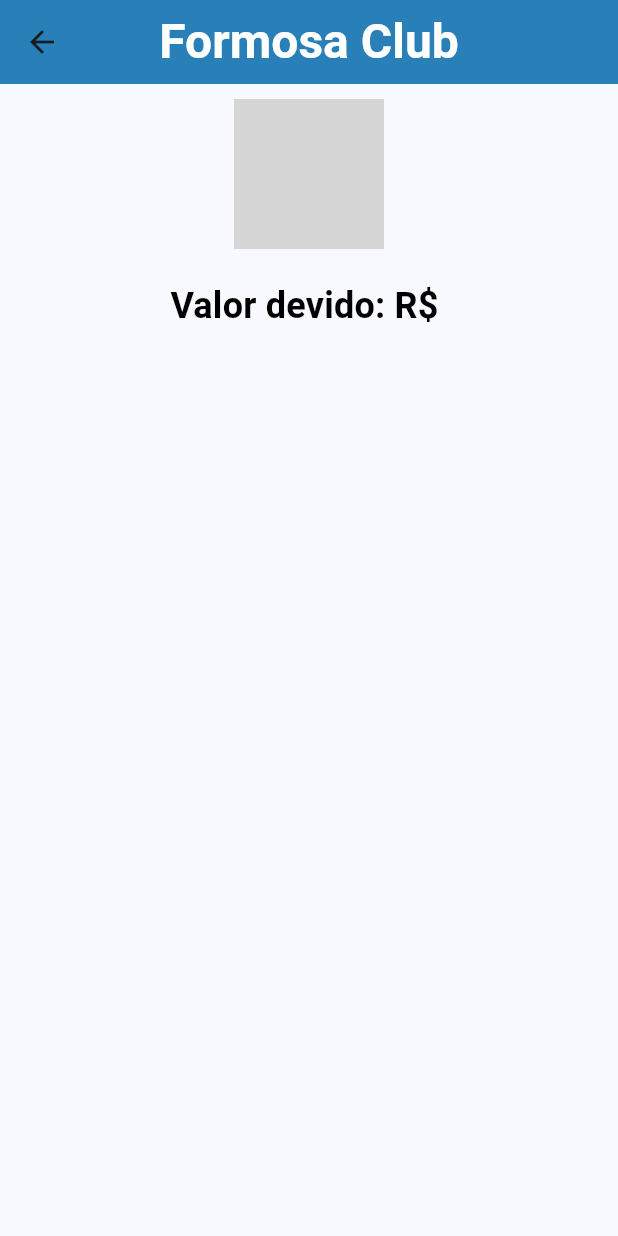
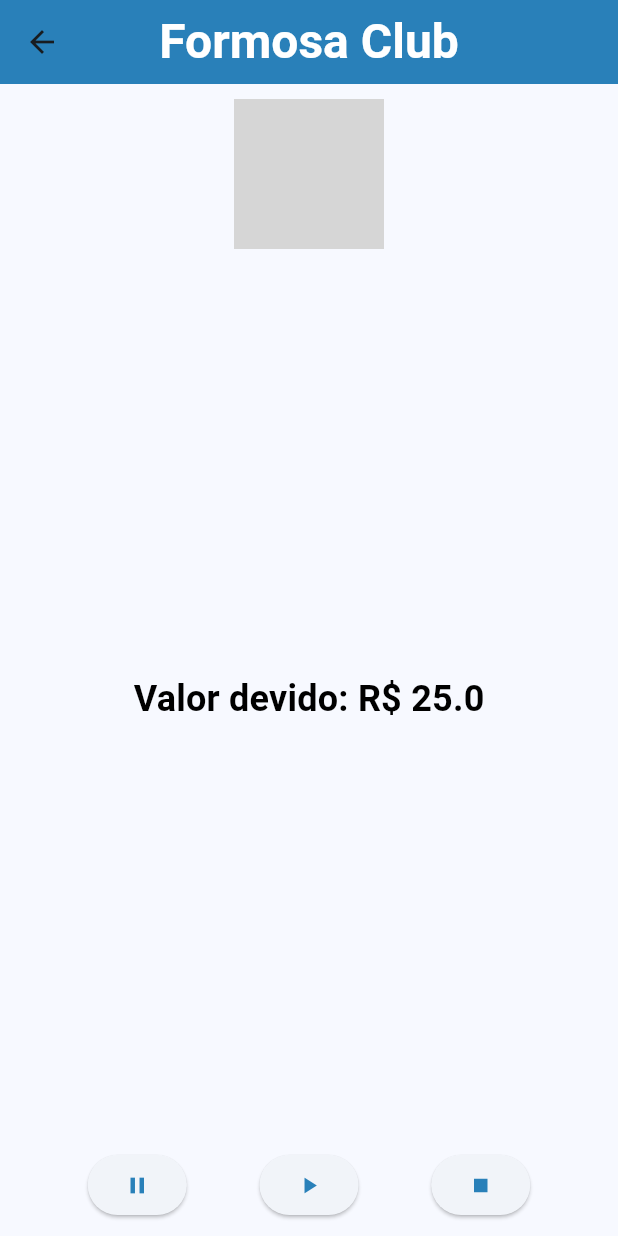
Before and after one commit to Danatorr/FormosaClub, a Flutter app: the EquipmentTimeCardDetailScreen screen opened directly with empty values, on a phone screen of 412 x 824 dp. Run offline on Flutter 3.47's test engine with Material 3 defaults, Android fonts, the phone set to English and light mode, and no system bars; our stand-ins replace circular_countdown_timer, flutter_local_notifications; missing offline and left inert: dart:ffi; grey boxes are pictures that could not be loaded.

Commit message:
Adição tela de exibição semi funcional

```diff
--- a/lib/screens/addNewEquipmentTimeCardScreen.dart
+++ b/lib/screens/addNewEquipmentTimeCardScreen.dart
@@ -27,7 +27,7 @@ class _AddNewEquipmentTimeCardScreenState
       ),
       body: Center(
           child: ListView(
-        children: const [
+        children: [
           EquipmentTimeCard(
             image: 'assets/images/jetski.jpg',
             name: 'Jet-Ski',
--- a/lib/screens/equipment_time_card_details_screen.dart
+++ b/lib/screens/equipment_time_card_details_screen.dart
@@ -25,23 +25,43 @@ class _EquipmentTimeCardDetailScreenState
       ),
       body: Center(
         child: Column(
+          mainAxisAlignment: MainAxisAlignment.spaceBetween,
           children: [
             Padding(
-              padding: EdgeInsets.all(10),
-              child: Container(
+              padding: const EdgeInsets.all(10),
+              child: SizedBox(
                 width: 100,
                 height: 100,
-                color: Colors.pinkAccent,
                 child: Image.asset(
-                  this.widget.equipmentTimeCard.image,
+                  widget.equipmentTimeCard.image,
                 ),
               ),
             ),
             Padding(
-              padding: EdgeInsets.all(10),
+              padding: const EdgeInsets.all(10),
               child: Text(
-                "Valor devido: R\$ ",
+                "Valor devido: R\$ ${widget.equipmentTimeCard.dueValue / 2}",
                 style: Theme.of(context).textTheme.titleMedium,
+              ),
+            ),
+            Padding(
+              padding: const EdgeInsets.all(10),
+              child: Row(
+                mainAxisAlignment: MainAxisAlignment.spaceEvenly,
+                children: [
+                  ElevatedButton(
+                      onPressed: () =>
+                          widget.equipmentTimeCard.countDownController.pause(),
+                      child: const Icon(Icons.pause)),
+                  ElevatedButton(
+                      onPressed: () =>
+                          widget.equipmentTimeCard.countDownController.resume(),
+                      child: const Icon(Icons.play_arrow)),
+                  ElevatedButton(
+                      onPressed: () =>
+                          widget.equipmentTimeCard.countDownController.reset(),
+                      child: const Icon(Icons.stop)),
+                ],
               ),
             )
           ],
```
Also changed, not shown: lib/components/equipmentTimeCard.dart (+51 -13 lines).
